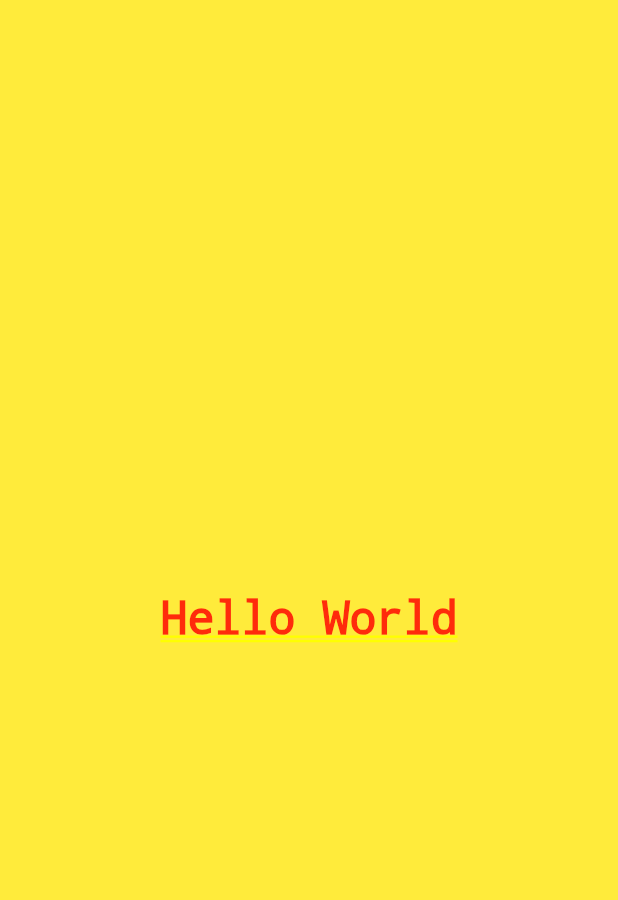
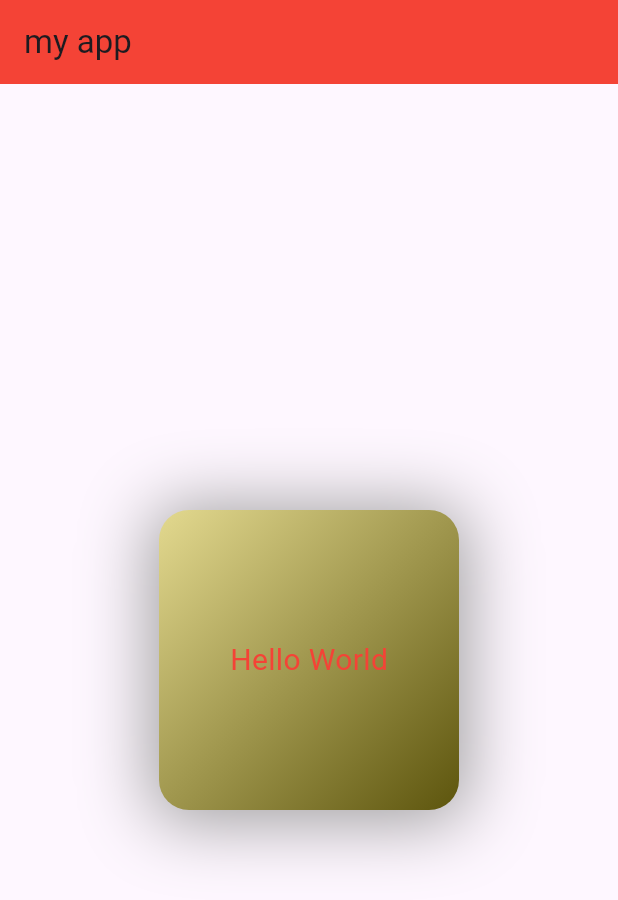
Before and after one commit to Ebdollah/note-app, a Flutter app: the screen it shows after launch, on a phone screen of 412 x 824 dp. Shown: the top 900 px of the screen. Run offline on Flutter 3.47's test engine with Material 3 defaults, Android fonts, the phone set to English and light mode, and no system bars.

Commit message:
Basic styling in container is done

```diff
--- a/lib/main.dart
+++ b/lib/main.dart
@@ -1,10 +1,16 @@
 import 'package:flutter/material.dart';
+import 'package:flutter/rendering.dart';
 import 'package:flutter/widgets.dart';
 
 void main() {
   runApp(const MaterialApp(
-    home: HomePage(),   // HomePage is a StatelessWidget
-  ));}
+    home: HomePage(), // Assuming HomePage is a StatelessWidget
+    // theme: ThemeData.raw(
+    //   primarySwatch: Colors.red,
+    // ),
+  ));
+}
+
 // The main function is the entry point of the Flutter application. It calls runApp to start the app with a MaterialApp. The MaterialApp is configured with a HomePage widget as its home page.
 
 class HomePage extends StatelessWidget {
@@ -12,13 +18,49 @@ class HomePage extends StatelessWidget {
   @override
   Widget build(BuildContext context) {
     // The Container widget is a box model that allows you to create a box with various properties such as color, padding, margin, etc.
-    return Container(
-      color: Colors.yellow,
-      child: const Center(
-        child: Text('Hello World', style: TextStyle(fontSize: 30)),
+    return Scaffold(
+      appBar: AppBar(
+        title: const Text('my app'),
+        backgroundColor: Colors.red,
       ),
-    );
+      body: Center(
+        child: Container(
+          // color: Colors.yellow,
+          padding: const EdgeInsets.all(16.0),
+          width: 200,
+          height: 200,
+          alignment: Alignment.center,
+          decoration:const BoxDecoration(
+            color: Colors.yellow,
+            borderRadius: BorderRadius.all(Radius.circular(20)),
+            gradient: LinearGradient(
+              begin: Alignment.topLeft,
+              end: Alignment.bottomRight,
+              colors: [
+                Color.fromARGB(255, 227, 217, 143),
+                Color.fromARGB(255, 93, 85, 13)],
+            ),
+            boxShadow: [
+              BoxShadow(
+                color: Colors.grey,
+                blurRadius: 40,
+                spreadRadius: 5,
+                offset: Offset(0, 3),
+              ),
+            ],
+            ),
+          child: const Text('Hello World',
+          // textAlign: TextAlign.center,
+          style: TextStyle(
+            fontSize: 20,
+            color: Colors.red,
+          ),
+        ),
+      ),
+    )
+  );
   }
+  // In Flutter, Scaffold is a basic material design visual structure. It's a container that holds the visual elements of a typical material design app, including the app bar, body of the app, bottom navigation bar, and floating action button.
 }
 // Widget Hierarchy:
 // Container is the outermost widget, providing a yellow background.
```
